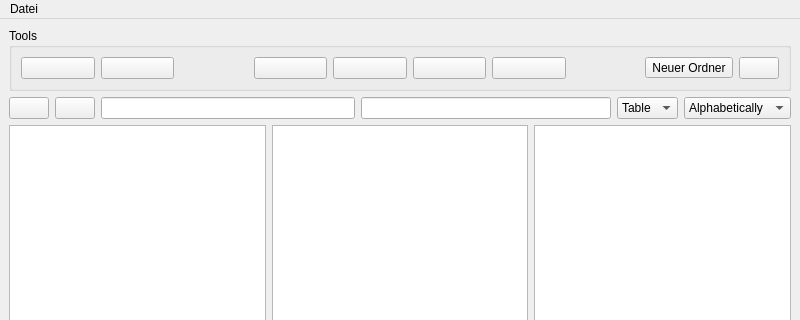
This is stegano_gui/mainwindow.ui in Bonoolu/SteganoFS as Qt 5 draws it before an edit; both pictures show x 0 to 800 and y 0 to 320 of the 800 by 600 pixel window. The edited form follows.
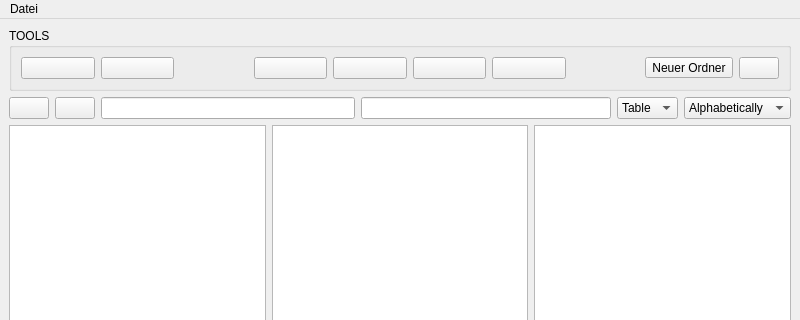
This is the edited form. Icons and pictures are not drawn.

```diff
--- a/stegano_gui/mainwindow.ui
+++ b/stegano_gui/mainwindow.ui
@@ -26,7 +26,7 @@
       <item>
        <widget class="QGroupBox" name="groupBox">
         <property name="title">
-         <string>Tools</string>
+         <string>TOOLS</string>
         </property>
         <layout class="QHBoxLayout" name="horizontalLayout_5">
          <item>
```
Left out of the diff: 18 changed lines with no effect on the pictures.
